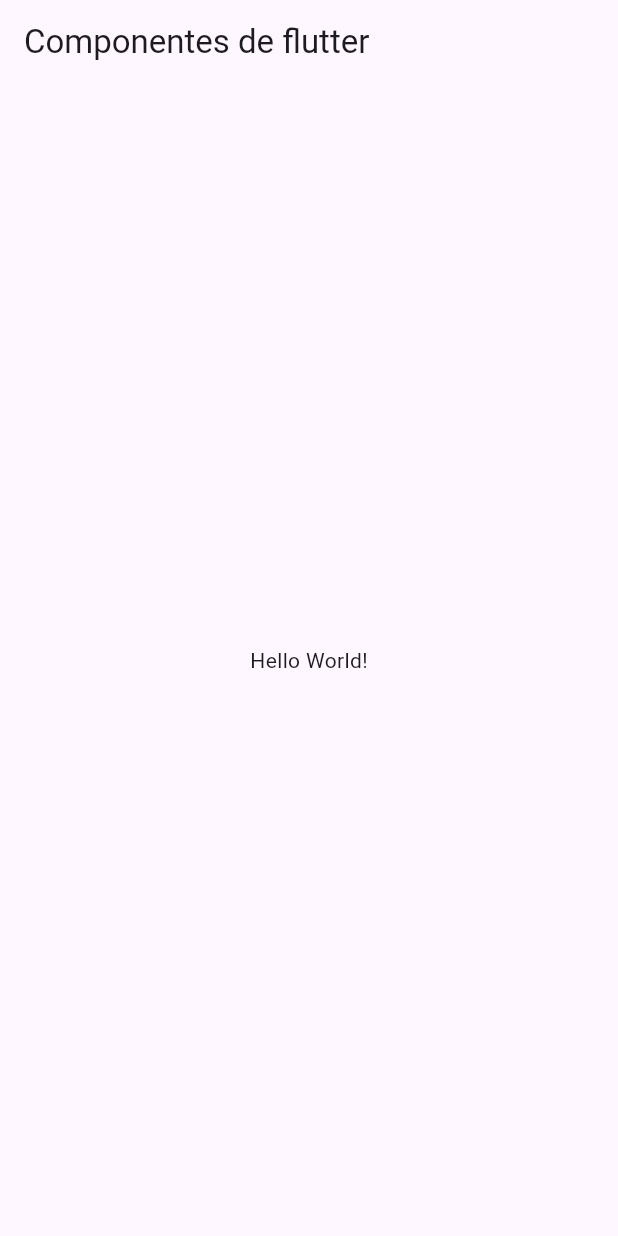
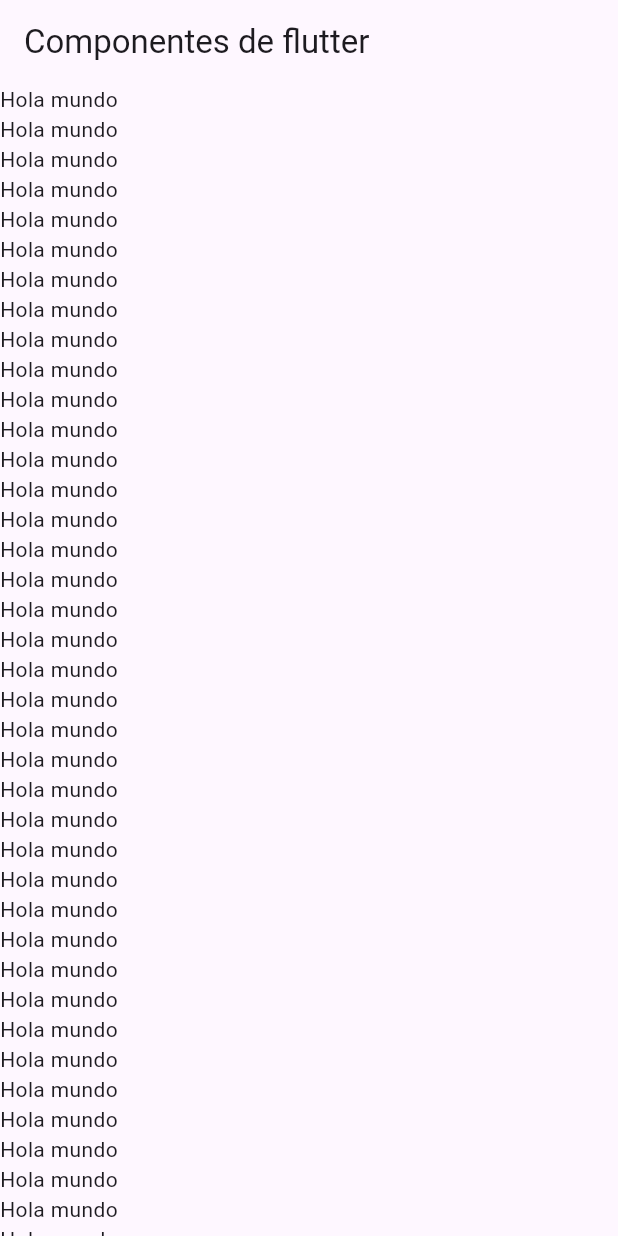
Before and after one commit to Rolando1233/componentes_flutter, a Flutter app: the screen it shows after launch, on a phone screen of 412 x 824 dp. Run offline on Flutter 3.47's test engine with Material 3 defaults, Android fonts, the phone set to English and light mode, and no system bars.

Commit message:
Adding the ListView to the HomeScree

```diff
--- a/lib/home_screen.dart
+++ b/lib/home_screen.dart
@@ -9,9 +9,67 @@ class HomeScreen extends StatelessWidget {
         appBar: AppBar(
           title: const Text('Componentes de flutter'),
         ),
-        body: const Center(
-          child: Text('Hello World!'),
-        )
+        body: ListView(
+          children: const [
+            Text('Hola mundo'),
+            Text('Hola mundo'),
+            Text('Hola mundo'),
+            Text('Hola mundo'),
+            Text('Hola mundo'),
+            Text('Hola mundo'),
+            Text('Hola mundo'),
+            Text('Hola mundo'),
+            Text('Hola mundo'),
+            Text('Hola mundo'),
+            Text('Hola mundo'),
+            Text('Hola mundo'),
+            Text('Hola mundo'),
+            Text('Hola mundo'),
+            Text('Hola mundo'),
+            Text('Hola mundo'),
+            Text('Hola mundo'),
+            Text('Hola mundo'),
+            Text('Hola mundo'),
+            Text('Hola mundo'),
+            Text('Hola mundo'),
+            Text('Hola mundo'),
+            Text('Hola mundo'),
+            Text('Hola mundo'),
+            Text('Hola mundo'),
+            Text('Hola mundo'),
+            Text('Hola mundo'),
+            Text('Hola mundo'),
+            Text('Hola mundo'),
+            Text('Hola mundo'),
+            Text('Hola mundo'),
+            Text('Hola mundo'),
+            Text('Hola mundo'),
+            Text('Hola mundo'),
+            Text('Hola mundo'),
+            Text('Hola mundo'),
+            Text('Hola mundo'),
+            Text('Hola mundo'),
+            Text('Hola mundo'),
+            Text('Hola mundo'),
+            Text('Hola mundo'),
+            Text('Hola mundo'),
+            Text('Hola mundo'),
+            Text('Hola mundo'),
+            Text('Hola mundo'),
+            Text('Hola mundo'),
+            Text('Hola mundo'),
+            Text('Hola mundo'),
+            Text('Hola mundo'),
+            Text('Hola mundo'),
+            Text('Hola mundo'),
+            Text('Hola mundo'),
+            Text('Hola mundo'),
+            Text('Hola mundo'),
+            Text('Hola mundo'),
+            Text('Hola mundo'),
+            Text('Hola mundo'),
+          ],
+        ),
       );
 }
 }
--- a/lib/main_app.dart
+++ b/lib/main_app.dart
@@ -8,6 +8,7 @@ class MainApp extends StatelessWidget {
   @override
   Widget build(BuildContext context) {
     return const MaterialApp(
+      debugShowCheckedModeBanner: false,
       home: HomeScreen(),
     );
   }
```
